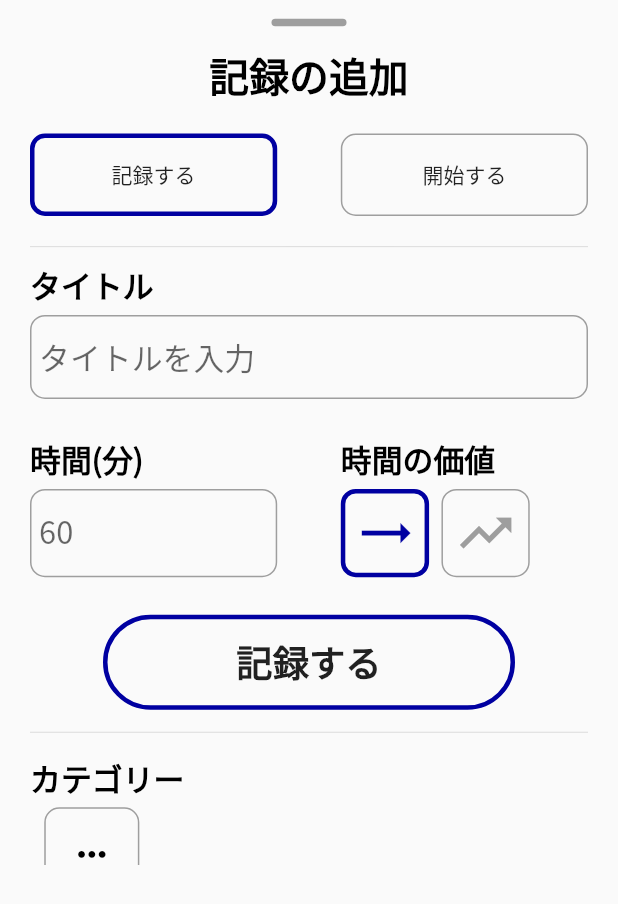
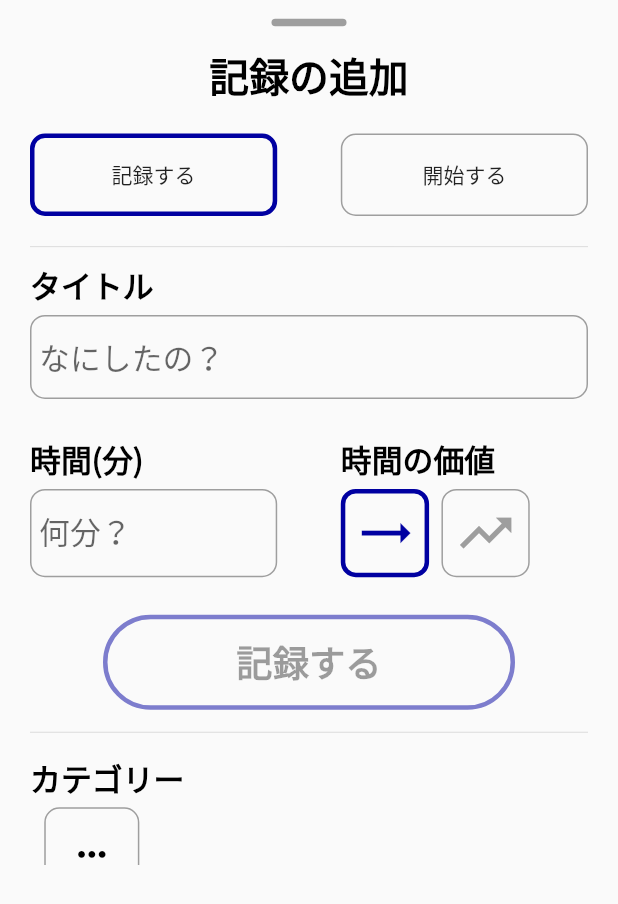
Before and after one commit to thoth000/zikanri, a Flutter app: the RecordBottomSheet widget shown alone on an empty page, opened directly, on a phone screen of 412 x 824 dp. Shown: the top 904 px of the screen. Run offline on Flutter 3.47's test engine with Material 2 defaults, Android fonts, the phone set to English and light mode, and no system bars; our stand-ins replace flutter_swiper, hive, hive_flutter, introduction_screen, vibration; missing offline and left inert: esys_flutter_share, flutter_circular_chart; accounts and stored records are empty.

Commit message:
設定画面の変更と記録画面の変更

```diff
--- a/lib/data.dart
+++ b/lib/data.dart
@@ -25,7 +25,7 @@ class Vib {
     Vibration.vibrate(duration: 50);
   }
 
-  static void add(){
+  static void add() {
     Vibration.vibrate(duration: 150);
   }
 }
@@ -60,8 +60,8 @@ const List iconList = [
   58899,
 ];
 
-List achiveM=[1000,5000,10000,50000,100000];
-List achiveD=[1,2,7,30,100];
+List achiveM = [1000, 5000, 10000, 50000, 100000];
+List achiveD = [1, 2, 7, 30, 100];
 
 //BaseColor
 //単色をベースにしていく
@@ -70,16 +70,16 @@ List baseColors = [
   [Color(0XFF39BAE8), Color(0XFF0000A1)], //青
   [Color(0XFFef473a), Color(0XFFcb2d3e)], //赤
   [Color(0XFF08ffc8), Color(0XFF204969)], //緑
-  [Colors.white,Colors.black],//モノクロ
+  [Colors.white, Colors.black], //モノクロ
   [Color(0XFFffcccc), Color(0XFFcaabd8)], //ピンク
-  [Color(0XFFffe259), Color(0XFFffa751)],//マンゴー
+  [Color(0XFFffe259), Color(0XFFffa751)], //マンゴー
   [Color(0XFFFFFDE4), Color(0XFF005AA7)], //白青
   [Color(0XFFfffbd5), Color(0XFFb20a2c)], //白赤
   [Color(0XFFe4e4d9), Color(0XFF215f00)], //白緑
-  [Color(0XFF00ecbc),Color(0XFF007adf)], //風
+  [Color(0XFF00ecbc), Color(0XFF007adf)], //風
   [Color(0XFF21D4FD), Color(0XFFB721FF)], //紫グラ
   [Color(0XFFDBE6F6), Color(0XFFC5796D)], //ジュピター
-  [Color(0XFF81FBB8),Color(0XFF28C76F)], //鮮緑
+  [Color(0XFF81FBB8), Color(0XFF28C76F)], //鮮緑
   [Color(0XFF4776E6), Color(0XFF8E54E9)], //紫
 ];
 
@@ -101,8 +101,7 @@ class RecordNotifier with ChangeNotifier {
   bool get titleCheck => _titleCheck;
   bool _clickCheck = false;
   bool get clickCheck => _clickCheck;
-  bool _shortCut = false;
-  bool get shortCut => _shortCut;
+  bool check() => _isRecord ? (_titleCheck || _timeCheck) : _titleCheck;
 
   void changeTitle(String s) {
     _title = s;
@@ -111,11 +110,6 @@ class RecordNotifier with ChangeNotifier {
     } else {
       _titleCheck = false;
     }
-    notifyListeners();
-  }
-
-  void changeShortCut() {
-    _shortCut = !_shortCut;
     notifyListeners();
   }
 
@@ -137,11 +131,6 @@ class RecordNotifier with ChangeNotifier {
       Vib.select();
       notifyListeners();
     }
-  }
-
-  void click() {
-    _clickCheck = true;
-    notifyListeners();
   }
 
   void changeCategoryIndex(int index) {
@@ -188,8 +177,6 @@ class RecordNotifier with ChangeNotifier {
     _timeCheck = true;
     _titleCheck = true;
     _isRecord = true;
-    _clickCheck = false;
-    _shortCut = false;
     notifyListeners();
   }
 }
@@ -247,13 +234,24 @@ class UserDataNotifier with ChangeNotifier {
   String thisMonth = "01";
   int totalPassedDays = 1;
 
-  List checkM=[false,false,false,false,false];
-  List checkD=[true,false,false,false,false];
+  List checkM = [false, false, false, false, false];
+  List checkD = [true, false, false, false, false];
 
-  List _myColors = [true,true,true,false,false,false,false,false,false,false];
+  List _myColors = [
+    true,
+    true,
+    true,
+    false,
+    false,
+    false,
+    false,
+    false,
+    false,
+    false
+  ];
   List get myColors => _myColors;
 
-  List tutorial = [true,true,true,true,true];
+  List tutorial = [true, true, true, true, true];
 
   int passedDays = 1;
   int keynum = 5;
@@ -300,12 +298,12 @@ class UserDataNotifier with ChangeNotifier {
   List _activities = [];
   List get activities => _activities;
 
-  Future checkDay() async{
-    for(int i=0;i<achiveD.length;i++){
-      if(!checkD[i]){
-        if(totalPassedDays>=achiveD[i]){
-          checkD[i]=true;
-          myColors[2*i+2]=true;
+  Future checkDay() async {
+    for (int i = 0; i < achiveD.length; i++) {
+      if (!checkD[i]) {
+        if (totalPassedDays >= achiveD[i]) {
+          checkD[i] = true;
+          myColors[2 * i + 2] = true;
         }
       }
     }
@@ -315,7 +313,7 @@ class UserDataNotifier with ChangeNotifier {
   }
 
   Future addTheme(int i) async {
-    _myColors[i]=true;
+    _myColors[i] = true;
     await Hive.box('userData').put('myColors', _myColors);
     notifyListeners();
   }
@@ -379,11 +377,12 @@ class UserDataNotifier with ChangeNotifier {
     await Hive.box('userData').put('shortCuts', _shortCuts);
   }
 
-  Future finishTutorial(int index)async{
+  Future finishTutorial(int index) async {
     tutorial[index] = true;
     notifyListeners();
     await Hive.box('userData').put('tutorial', tutorial);
   }
+
   //activity関連
   Future addActivity(
     DateTime startTime,
@@ -468,12 +467,12 @@ class UserDataNotifier with ChangeNotifier {
         _todayDoneList,
       ],
     );
-    for(int i=0;i<achiveM.length;i++){
-      if(!checkM[i]){
-        if(allTime>=achiveM[i]){
-          checkM[i]=true;
-          _myColors[2*i+3]=true;
-        }else{
+    for (int i = 0; i < achiveM.length; i++) {
+      if (!checkM[i]) {
+        if (allTime >= achiveM[i]) {
+          checkM[i] = true;
+          _myColors[2 * i + 3] = true;
+        } else {
           break;
         }
       }
--- a/lib/home/record_button.dart
+++ b/lib/home/record_button.dart
@@ -185,7 +185,7 @@ class _RecordBottomSheetState extends State<RecordBottomSheet> {
                 height: 10,
               ),
               Padding(
-                padding: const EdgeInsets.symmetric(vertical:10.0),
+                padding: const EdgeInsets.symmetric(vertical: 10.0),
                 child: Row(
                   mainAxisAlignment: MainAxisAlignment.spaceBetween,
                   children: <Widget>[
@@ -267,7 +267,7 @@ class _RecordBottomSheetState extends State<RecordBottomSheet> {
                           style: _headlineStyle,
                         ),
                         Container(
-                          margin: EdgeInsets.symmetric(vertical: 5),
+                          margin: EdgeInsets.only(top: 5),
                           decoration: _decorationStyle,
                           padding: const EdgeInsets.symmetric(
                             horizontal: 5,
@@ -283,7 +283,7 @@ class _RecordBottomSheetState extends State<RecordBottomSheet> {
                             ),
                             decoration: InputDecoration(
                               border: InputBorder.none,
-                              hintText: "タイトルを入力",
+                              hintText: "なにしたの？",
                             ),
                             inputFormatters: [
                               LengthLimitingTextInputFormatter(20)
@@ -294,9 +294,6 @@ class _RecordBottomSheetState extends State<RecordBottomSheet> {
                         ),
                       ],
                     ),
-                    SizedBox(
-                      height: 20,
-                    ),
                     (record.isRecord)
                         ? Row(
                             crossAxisAlignment: CrossAxisAlignment.start,
@@ -305,14 +302,19 @@ class _RecordBottomSheetState extends State<RecordBottomSheet> {
                               Column(
                                 crossAxisAlignment: CrossAxisAlignment.start,
                                 children: <Widget>[
+                                  const SizedBox(
+                                    height: 25,
+                                  ),
                                   Text(
                                     '時間(分)',
                                     style: _headlineStyle,
                                   ),
+                                  const SizedBox(
+                                    height: 5,
+                                  ),
                                   Container(
                                     height: displaySize.width / 7,
                                     width: displaySize.width / 2.5,
-                                    margin: EdgeInsets.symmetric(vertical: 5),
                                     padding:
                                         EdgeInsets.symmetric(horizontal: 5),
                                     decoration: _decorationStyle,
@@ -333,7 +335,7 @@ class _RecordBottomSheetState extends State<RecordBottomSheet> {
                                       textInputAction: TextInputAction.go,
                                       decoration: InputDecoration(
                                         border: InputBorder.none,
-                                        hintText: "60",
+                                        hintText: "何分？",
                                       ),
                                       onChanged: (s) => record.changeTime(s),
                                     ),
@@ -343,11 +345,14 @@ class _RecordBottomSheetState extends State<RecordBottomSheet> {
                               Column(
                                 crossAxisAlignment: CrossAxisAlignment.start,
                                 children: <Widget>[
+                                  const SizedBox(
+                                    height: 25,
+                                  ),
                                   Text(
                                     '時間の価値',
                                     style: _headlineStyle,
                                   ),
-                                  SizedBox(
+                                  const SizedBox(
                                     height: 5,
                                   ),
                                   SizedBox(
@@ -369,7 +374,7 @@ class _RecordBottomSheetState extends State<RecordBottomSheet> {
                                       ),
                                     ),
                                   ),
-                                  SizedBox(
+                                  const SizedBox(
                                     height: 5,
                                   ),
                                 ],
@@ -378,7 +383,7 @@ class _RecordBottomSheetState extends State<RecordBottomSheet> {
                           )
                         : SizedBox(),
                     SizedBox(
-                      height: (record.isRecord) ? 20 : 0,
+                      height: 20,
                     ),
                     Column(
                       crossAxisAlignment: CrossAxisAlignment.center,
@@ -390,7 +395,11 @@ class _RecordBottomSheetState extends State<RecordBottomSheet> {
                             borderRadius: BorderRadius.circular(500),
                             border: Border.all(
                               color: (theme.isDark)
-                                  ? theme.themeColors[0]
+                                  ? record.check()
+                                      ? theme.themeColors[0].withOpacity(0.5) //opacityを無効時につける
+                                      : theme.themeColors[0]
+                                  : record.check()
+                                      ? theme.themeColors[1].withOpacity(0.5) //opacityを無効時につける
                                       : theme.themeColors[1],
                               width: 3,
                             ),
@@ -399,11 +408,10 @@ class _RecordBottomSheetState extends State<RecordBottomSheet> {
                             shape: RoundedRectangleBorder(
                               borderRadius: BorderRadius.circular(500),
                             ),
-                            onLongPress: () {
+                            onLongPress: record.check()
+                                ? null
+                                : () {
                                     if (record.isRecord) {
-                                if (record.titleCheck || record.timeCheck) {
-                                  record.click();
-                                } else {
                                       userData.addShortCuts(
                                         [
                                           record.categoryIndex,
@@ -424,10 +432,6 @@ class _RecordBottomSheetState extends State<RecordBottomSheet> {
                                       );
                                       Navigator.pop(context);
                                       record.reset();
-                                }
-                              } else {
-                                if (record.titleCheck) {
-                                  record.click();
                                     } else {
                                       userData.addShortCuts(
                                         [
@@ -447,14 +451,12 @@ class _RecordBottomSheetState extends State<RecordBottomSheet> {
                                       Navigator.pop(context);
                                       record.reset();
                                     }
-                              }
                                   },
-                            onPressed: () {
+                            onPressed: record.check()
+                                ? null
+                                : () {
                                     if (record.isRecord) {
                                       //記録モード
-                                if (record.titleCheck || record.timeCheck) {
-                                  record.click();
-                                } else {
                                       userData.recordDone(
                                         [
                                           record.categoryIndex,
@@ -465,24 +467,20 @@ class _RecordBottomSheetState extends State<RecordBottomSheet> {
                                       );
                                       record.reset();
                                       Navigator.pop(context);
-                                }
                                     } else {
                                       //開始モード
-                                if (record.titleCheck) {
-                                  record.click();
-                                } else {
                                       userData.addActivity(DateTime.now(),
                                           record.title, record.categoryIndex);
                                       Navigator.pop(context);
                                       record.reset();
-                                }
                                     }
                                   },
                             child: Text(
                               (record.isRecord) ? '記録する' : '開始する',
                               style: TextStyle(
                                 fontSize: FontSize.midium,
-                                  fontWeight: FontWeight.bold),
+                                fontWeight: FontWeight.bold,
+                              ),
                             ),
                           ),
                         ),
--- a/lib/setting/tutorial.dart
+++ b/lib/setting/tutorial.dart
@@ -209,15 +209,15 @@ class RecordTutorial extends StatelessWidget {
               style: TextStyle(fontSize: FontSize.xsmall),
             ),
             Text(
-              '決めて活動を記録します。',
+              'それぞれ決めて活動を記録します。',
               style: TextStyle(fontSize: FontSize.xsmall),
             ),
             Text(
-              '記録のとき長押しすると記録すると同時に',
+              '記録ボタンをタップで記録、長押しすると',
               style: TextStyle(fontSize: FontSize.xsmall),
             ),
             Text(
-              'ショートカットにも追加できます。',
+              '加えてショートカットにも追加できます。',
               style: TextStyle(fontSize: FontSize.xsmall),
             ),
             SizedBox(
@@ -274,23 +274,19 @@ class StartTutorial extends StatelessWidget {
               height: displaySize.width / 20,
             ),
             Text(
-              'タイトルとカテゴリーを決めて',
+              'タイトルとカテゴリーを決めると',
               style: TextStyle(fontSize: FontSize.xsmall),
             ),
             Text(
-              '活動を開始します。時間と時間価値は',
+              '活動時間を計るタイマーが開始します。',
               style: TextStyle(fontSize: FontSize.xsmall),
             ),
             Text(
-              '活動が終わってから決定します。',
+              '開始ボタンをタップで記録、長押しすると',
               style: TextStyle(fontSize: FontSize.xsmall),
             ),
             Text(
-              '開始のとき長押しすると記録すると同時に',
-              style: TextStyle(fontSize: FontSize.xsmall),
-            ),
-            Text(
-              'ショートカットにも追加できます。',
+              '加えてショートカットにも追加できます。',
               style: TextStyle(fontSize: FontSize.xsmall),
             ),
             SizedBox(
@@ -345,7 +341,7 @@ class LatelyTutorial extends StatelessWidget {
               height: displaySize.width / 20,
             ),
             Text(
-              '今日を含めた最大2週間の記録を',
+              'ログインした日の1週間分の記録を',
               style: TextStyle(fontSize: FontSize.xsmall),
             ),
             Text(
```
Also changed, not shown: lib/setting/setting.dart (+97 -182 lines). Lines whose indentation alone changed are shown as unchanged.
